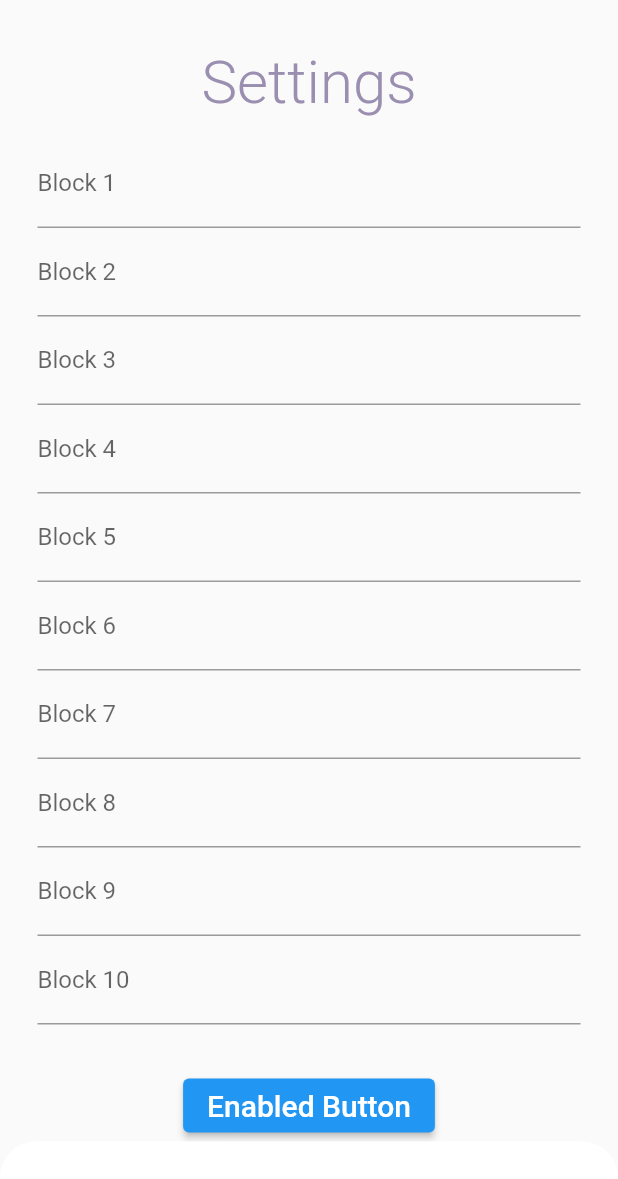
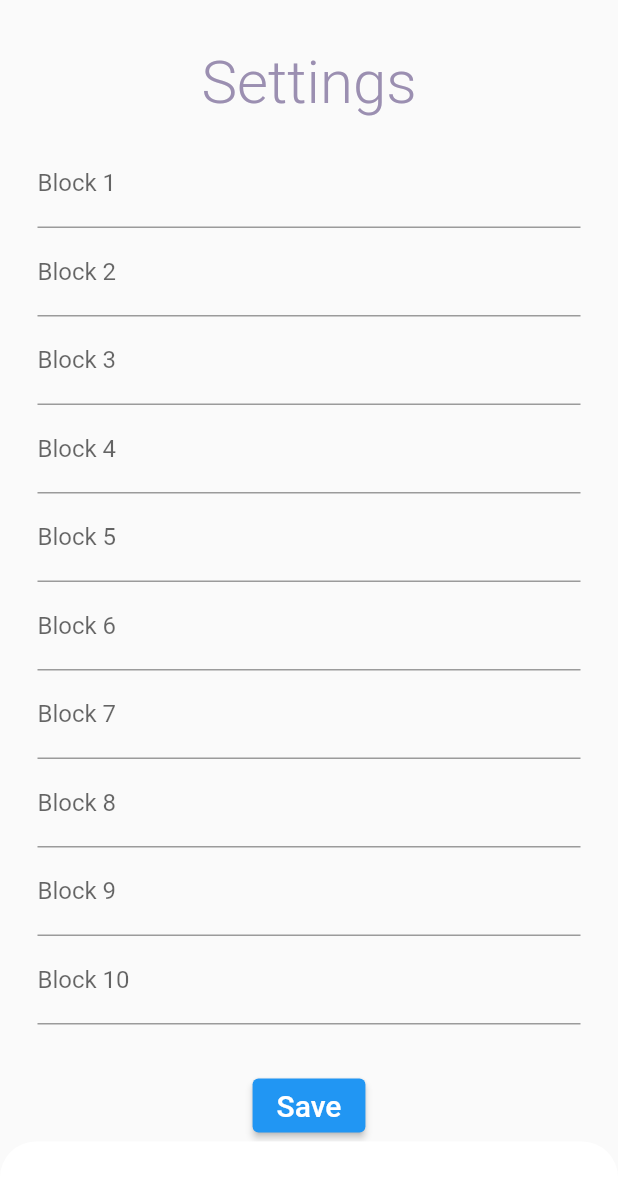
Before and after one commit to neilgoyal/DayTrak, a Flutter app: the screen it shows after launch, item 3 of the bottom bar chosen, scrolled down 106 dp, on a phone screen of 412 x 824 dp. Shown: the top 1179 px of the screen. Run offline on Flutter 3.47's test engine with Material 2 defaults, Android fonts, the phone set to English and light mode, and no system bars; our stand-ins replace flutter_slidable, jiffy, shared_preferences, sliding_up_panel, sqflite; missing offline and left inert: encrypt, flutter_rounded_date_picker, popup_menu; accounts and stored records are empty; network calls fail; Roboto replaces fonts that are missing (Protipo Compact).

Commit message:
settings

```diff
--- a/lib/pages/settings.dart
+++ b/lib/pages/settings.dart
@@ -523,7 +523,7 @@ class _SettingsState extends State<SettingsPage> {
                                               'B10', myController10.text);
                                         }
                                       },
-                                      child: const Text('Enabled Button',
+                                      child: const Text('Save',
                                           style: TextStyle(fontSize: 20)),
                                     ),
                                   ]))),
```
